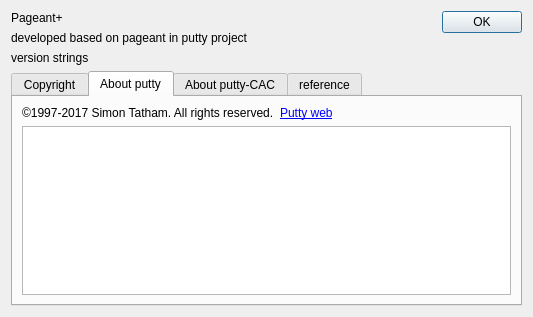
The window that aboutdlg.ui (zmatsuo/pageant-) describes before a commit, drawn with Qt 5.
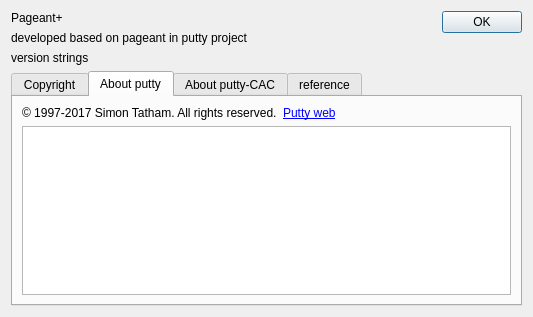
The same window after the commit. The open tabs and pages were chosen to show the change.

```diff
--- a/aboutdlg.ui
+++ b/aboutdlg.ui
@@ -41,7 +41,7 @@
        <item row="0" column="0">
         <widget class="QLabel" name="labelCopyright">
          <property name="text">
-          <string>©1997-2017 Simon Tatham. All rights reserved.</string>
+          <string>© 1997-2017 Simon Tatham. All rights reserved.</string>
          </property>
         </widget>
        </item>
```
